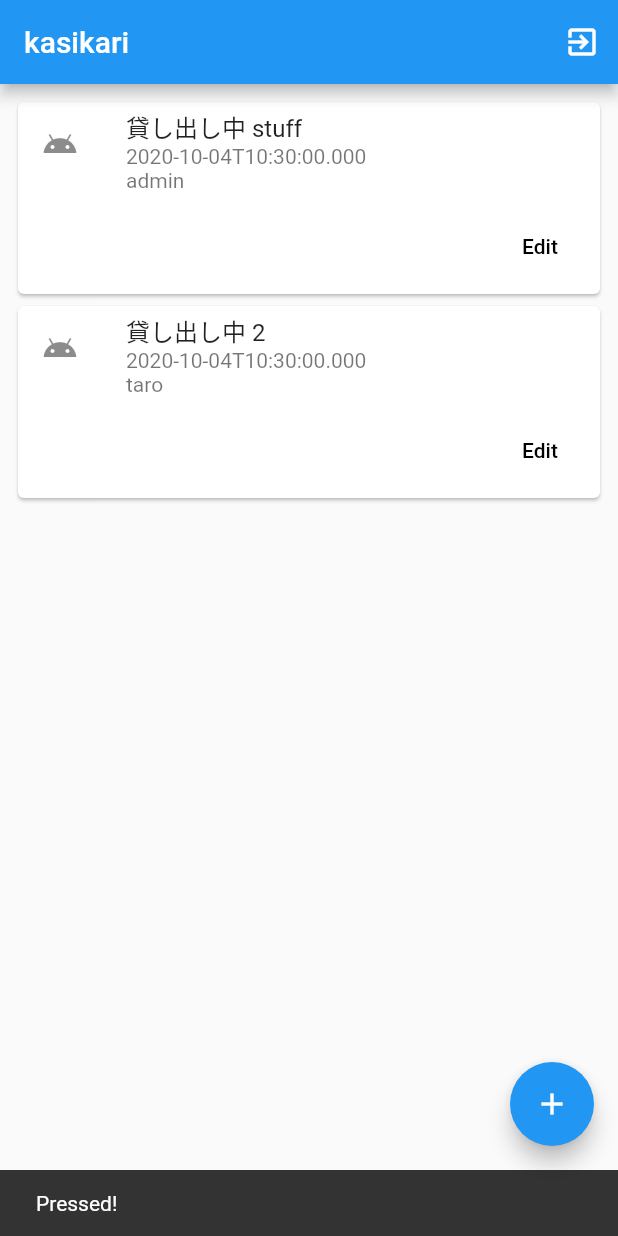
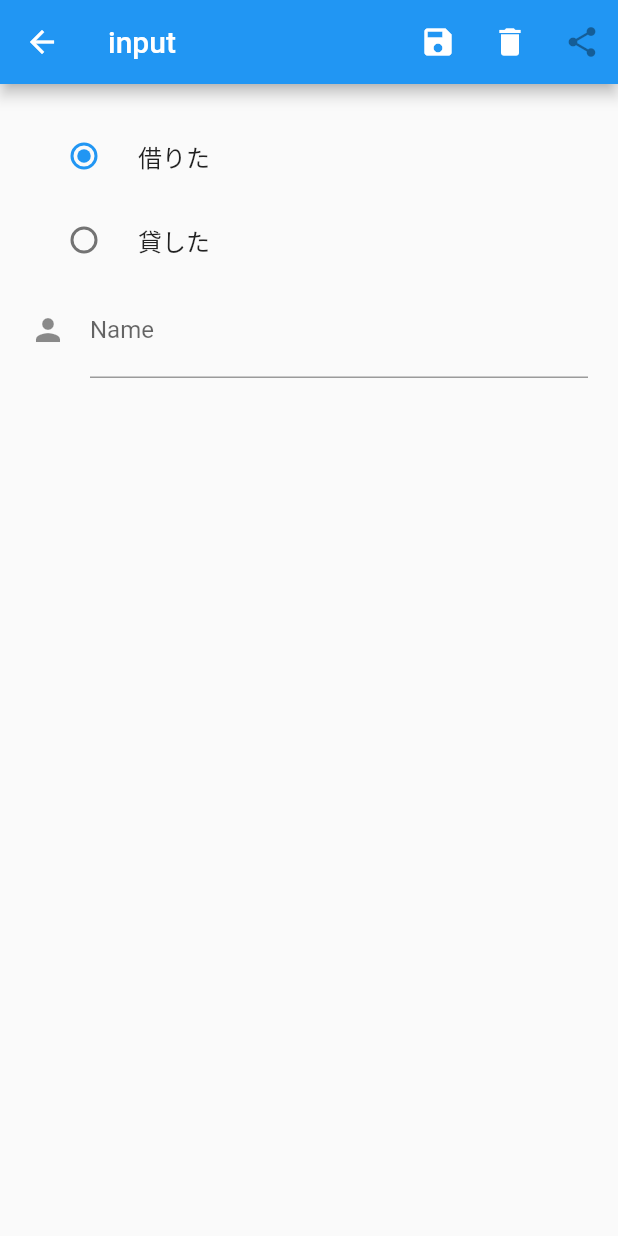
Before and after one commit to Luecy1/flutter_app_kasikari_memo, a Flutter app: the screen it shows after launch, after a tap on the "add" icon, on a phone screen of 412 x 824 dp. Run offline on Flutter 3.47's test engine with Material 2 defaults, Android fonts, the phone set to English and light mode, and no system bars.

Commit message:
add iroiro

```diff
--- /dev/null
+++ b/lib/input_form.dart
@@ -0,0 +1,94 @@
+import 'package:flutter/material.dart';
+
+void main() {
+  runApp(
+    MaterialApp(
+      home: InputForm(),
+    ),
+  );
+}
+
+class InputForm extends StatefulWidget {
+  // TODO コンストラクタの追加
+
+  @override
+  _InputFormState createState() => _InputFormState();
+}
+
+class _InputFormState extends State<InputForm> {
+  final GlobalKey<FormState> _formKey = GlobalKey<FormState>();
+  final FormData _data = FormData();
+
+  void _setLendOrRent(String value) {
+    setState(() {
+      _data.borrowOrLand = value;
+    });
+  }
+
+  @override
+  Widget build(BuildContext context) {
+    return Scaffold(
+      appBar: AppBar(
+        title: Text('input'),
+        actions: [
+          IconButton(
+            icon: Icon(Icons.save),
+            onPressed: () {},
+          ),
+          IconButton(
+            icon: Icon(Icons.delete),
+            onPressed: () {},
+          ),
+          IconButton(
+            icon: Icon(Icons.share),
+          ),
+        ],
+      ),
+      body: SafeArea(
+        child: Form(
+          key: _formKey,
+          child: ListView(
+            padding: const EdgeInsets.all(20.0),
+            children: [
+              RadioListTile(
+                value: "borrow",
+                groupValue: _data.borrowOrLand,
+                title: Text('借りた'),
+                onChanged: (value) {
+                  print('onchanged $value');
+                  _setLendOrRent(value);
+                },
+              ),
+              RadioListTile(
+                value: "lend",
+                groupValue: _data.borrowOrLand,
+                title: Text('貸した'),
+                onChanged: (value) {
+                  print('onchanged $value');
+                  _setLendOrRent(value);
+                },
+              ),
+              TextFormField(
+                decoration: InputDecoration(
+                  icon: const Icon(Icons.person),
+                  hintText: '貸し',
+                  labelText: 'Name',
+                ),
+                onSaved: (value) {
+                  _data.user = value;
+                },
+              ),
+            ],
+          ),
+        ),
+      ),
+    );
+  }
+}
+
+class FormData {
+  String borrowOrLand = "borrow";
+  String user;
+  String stuff;
+  DateTime date = DateTime.now();
+}
--- a/lib/main.dart
+++ b/lib/main.dart
@@ -1,5 +1,8 @@
 import 'package:flutter/material.dart';
-import 'package:flutter_app_kasikari_memo/repository.dart';
+
+import 'input_form.dart';
+import 'repository.dart';
+import 'splash_page.dart';
 
 void main() => runApp(MyApp());
 
@@ -16,29 +19,9 @@ class MyApp extends StatelessWidget {
       routes: {
         '/': (context) => SplashPage(),
         '/list': (context) => MyListPage(),
+        '/input': (context) => InputForm(),
       },
     );
-  }
-}
-
-class SplashPage extends StatelessWidget {
-  @override
-  Widget build(BuildContext context) {
-    load(context);
-
-    return Scaffold(
-      body: Center(
-        child: FractionallySizedBox(
-          widthFactor: 0.7,
-          child: LinearProgressIndicator(),
-        ),
-      ),
-    );
-  }
-
-  Future<void> load(BuildContext context) async {
-    await Future.delayed(Duration(seconds: 3));
-    Navigator.of(context).pushReplacementNamed('/list');
   }
 }
 
@@ -79,8 +62,13 @@ class _MyListPageState extends State<MyListPage> {
         builder: (context) => FloatingActionButton(
           child: const Icon(Icons.add),
           onPressed: () {
-            final snackBar = SnackBar(content: Text('Pressed!'));
-            Scaffold.of(context).showSnackBar(snackBar);
+            // push new add
+            Navigator.push(
+              context,
+              MaterialPageRoute(
+                  settings: const RouteSettings(name: '/new'),
+                  builder: (BuildContext context) => InputForm()),
+            );
           },
         ),
       ),
@@ -103,7 +91,7 @@ class _MyListPageState extends State<MyListPage> {
                 FlatButton(
                   child: Text('Edit'),
                   onPressed: () {
-                    // TODO:編集画面へ遷移
+                    print('press edit button');
                   },
                 )
               ],
--- /dev/null
+++ b/lib/splash_page.dart
@@ -0,0 +1,22 @@
+import 'package:flutter/material.dart';
+
+class SplashPage extends StatelessWidget {
+  @override
+  Widget build(BuildContext context) {
+    load(context);
+
+    return Scaffold(
+      body: Center(
+        child: FractionallySizedBox(
+          widthFactor: 0.7,
+          child: LinearProgressIndicator(),
+        ),
+      ),
+    );
+  }
+
+  Future<void> load(BuildContext context) async {
+    await Future.delayed(Duration(seconds: 3));
+    Navigator.of(context).pushReplacementNamed('/list');
+  }
+}
```
